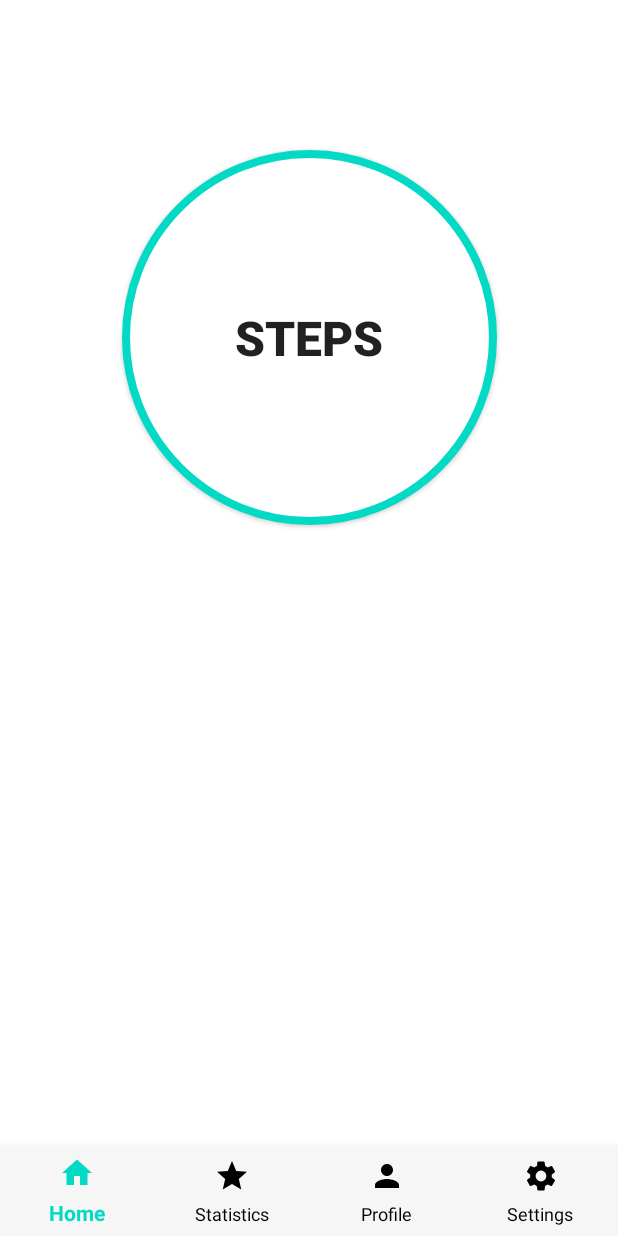
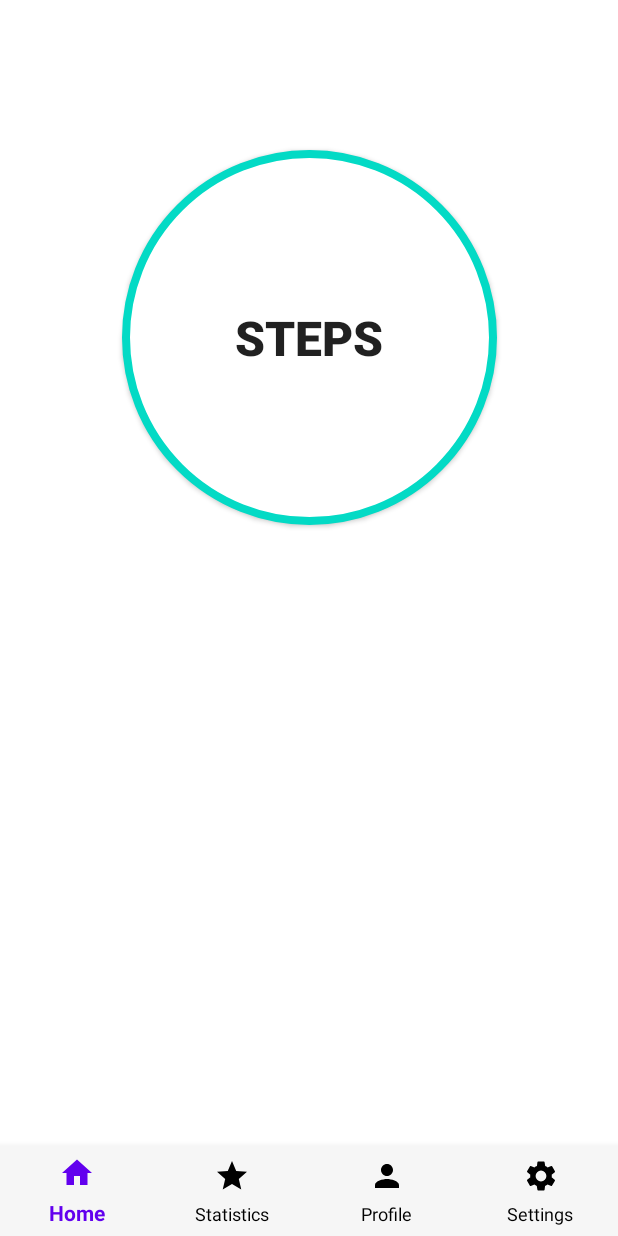
Before and after one commit to anyatsal/MakaoFit, an Android app: the fragment ProfileFragment placed in its activity, after a tap on "STEPS", on a phone screen of 412 x 824 dp. Run offline under Robolectric (Android 15) with nearby library versions, the phone set to English and light mode, and no system bars; our stand-ins replace Picasso; pictures from the network do not load; 5 statements that could not run were skipped.

Commit message:
add google api key, update batton nav color

```diff
--- a/app/build.gradle
+++ b/app/build.gradle
@@ -3,7 +3,7 @@ apply plugin: 'kotlin-android'
 apply plugin: 'kotlin-android-extensions'
 
 android {
-    compileSdkVersion 28
+    compileSdkVersion 29
     buildToolsVersion "29.0.3"
 
     defaultConfig {
--- a/app/src/main/java/com/makao/makaofit/ui/activity/MainActivity.java
+++ b/app/src/main/java/com/makao/makaofit/ui/activity/MainActivity.java
@@ -40,6 +40,7 @@ public class MainActivity extends AppCompatActivity {
         gso = new GoogleSignInOptions.Builder(GoogleSignInOptions.DEFAULT_SIGN_IN)
                 .requestEmail()
                 .requestScopes(bodyScope, activityScope)
+                .requestIdToken("210497297826-q2dhqv3t6fhmm0q8e7es1mcf4h7uoj75.apps.googleusercontent.com")
                 .build();
 
         googleFitService = new GoogleFitService();
--- a/app/src/main/java/com/makao/makaofit/ui/fragment/ProfileFragment.java
+++ b/app/src/main/java/com/makao/makaofit/ui/fragment/ProfileFragment.java
@@ -74,11 +74,7 @@ public class ProfileFragment extends Fragment {
         emailView.setText(preferences.getString("email", ""));
 
         String photoUrl = preferences.getString("photoUrl", "");
-        if (!photoUrl.equals("")) {
-            Picasso.with(getContext()).load(photoUrl).into(photoView);
-        } else {
-            Picasso.with(getContext()).load("https://www.peramoga.by/wp-content/plugins/all-in-one-seo-pack/images/default-user-image.png").into(photoView);
-        }
+        Picasso.with(getContext()).load(photoUrl).into(photoView);
 
         googleFitService.setHeight(getContext(), heightView);
         googleFitService.setWeight(getContext(), weightView);
--- a/app/src/main/res/color/bottom_nav_icon_foreground.xml
+++ b/app/src/main/res/color/bottom_nav_icon_foreground.xml
@@ -1,5 +1,5 @@
 <?xml version="1.0" encoding="utf-8"?>
 <selector xmlns:android="http://schemas.android.com/apk/res/android">
-    <item android:color="@color/colorAccent" android:state_selected="true" />
+    <item android:color="@color/colorPrimary" android:state_selected="true" />
     <item android:color="@color/black" />
 </selector>
--- a/app/src/main/res/color/bottom_nav_text_foreground.xml
+++ b/app/src/main/res/color/bottom_nav_text_foreground.xml
@@ -1,5 +1,5 @@
 <?xml version="1.0" encoding="utf-8"?>
 <selector xmlns:android="http://schemas.android.com/apk/res/android">
-    <item android:color="@color/colorAccent" android:state_selected="true" />
+    <item android:color="@color/colorPrimary" android:state_selected="true" />
     <item android:color="@color/black" />
 </selector>
```
